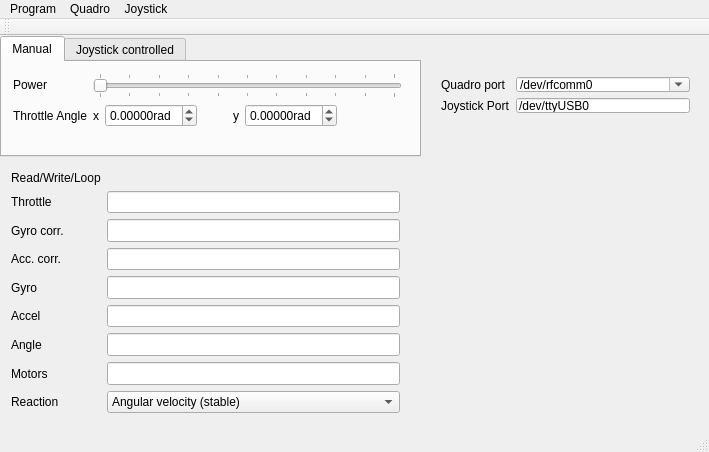
Qt form control/qt/quadro.ui (it-workshop/Quadrocopter) before a commit.
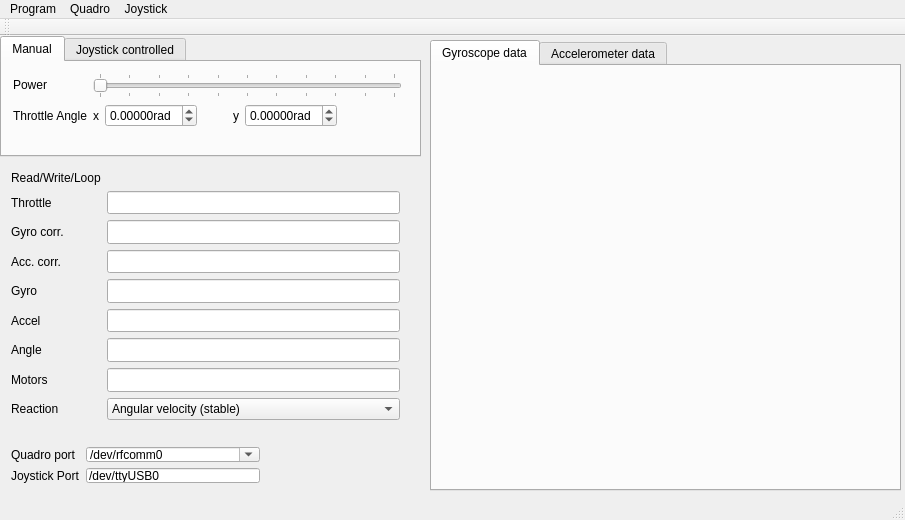
The same form after that commit. Custom widgets are drawn as their Qt base class.

Commit message: * realtime graph (gyro and acc)  * mytime old=0 (constructor) fix  * accelerometer data in m/s^2

```diff
--- a/control/qt/quadro.ui
+++ b/control/qt/quadro.ui
@@ -6,8 +6,8 @@
    <rect>
     <x>0</x>
     <y>0</y>
-    <width>709</width>
-    <height>452</height>
+    <width>905</width>
+    <height>520</height>
    </rect>
   </property>
   <property name="windowTitle">
@@ -17,8 +17,8 @@
    <widget class="QWidget" name="formLayoutWidget">
     <property name="geometry">
      <rect>
-      <x>430</x>
-      <y>30</y>
+      <x>0</x>
+      <y>400</y>
       <width>271</width>
       <height>58</height>
      </rect>
@@ -275,7 +275,7 @@
       <x>0</x>
       <y>124</y>
       <width>411</width>
-      <height>264</height>
+      <height>271</height>
      </rect>
     </property>
     <layout class="QFormLayout" name="formLayout_2">
@@ -446,13 +446,56 @@
      </item>
     </layout>
    </widget>
+   <widget class="QTabWidget" name="tabWidget">
+    <property name="geometry">
+     <rect>
+      <x>430</x>
+      <y>4</y>
+      <width>471</width>
+      <height>451</height>
+     </rect>
+    </property>
+    <property name="currentIndex">
+     <number>0</number>
+    </property>
+    <widget class="QWidget" name="gyro_data">
+     <attribute name="title">
+      <string>Gyroscope data</string>
+     </attribute>
+     <widget class="QwtPlot" name="plot_gyro">
+      <property name="geometry">
+       <rect>
+        <x>0</x>
+        <y>0</y>
+        <width>471</width>
+        <height>421</height>
+       </rect>
+      </property>
+     </widget>
+    </widget>
+    <widget class="QWidget" name="acc_data">
+     <attribute name="title">
+      <string>Accelerometer data</string>
+     </attribute>
+     <widget class="QwtPlot" name="plot_acc">
+      <property name="geometry">
+       <rect>
+        <x>0</x>
+        <y>0</y>
+        <width>471</width>
+        <height>421</height>
+       </rect>
+      </property>
+     </widget>
+    </widget>
+   </widget>
   </widget>
   <widget class="QMenuBar" name="menuBar">
    <property name="geometry">
     <rect>
      <x>0</x>
      <y>0</y>
-     <width>709</width>
+     <width>905</width>
      <height>23</height>
     </rect>
    </property>
@@ -564,6 +607,13 @@
   </action>
  </widget>
  <layoutdefault spacing="6" margin="11"/>
+ <customwidgets>
+  <customwidget>
+   <class>QwtPlot</class>
+   <extends>QFrame</extends>
+   <header>qwt_plot.h</header>
+  </customwidget>
+ </customwidgets>
  <resources/>
  <connections/>
 </ui>
```
Left out of the diff: 28 changed lines with no effect on the pictures. The commit also changes 8 other files.
